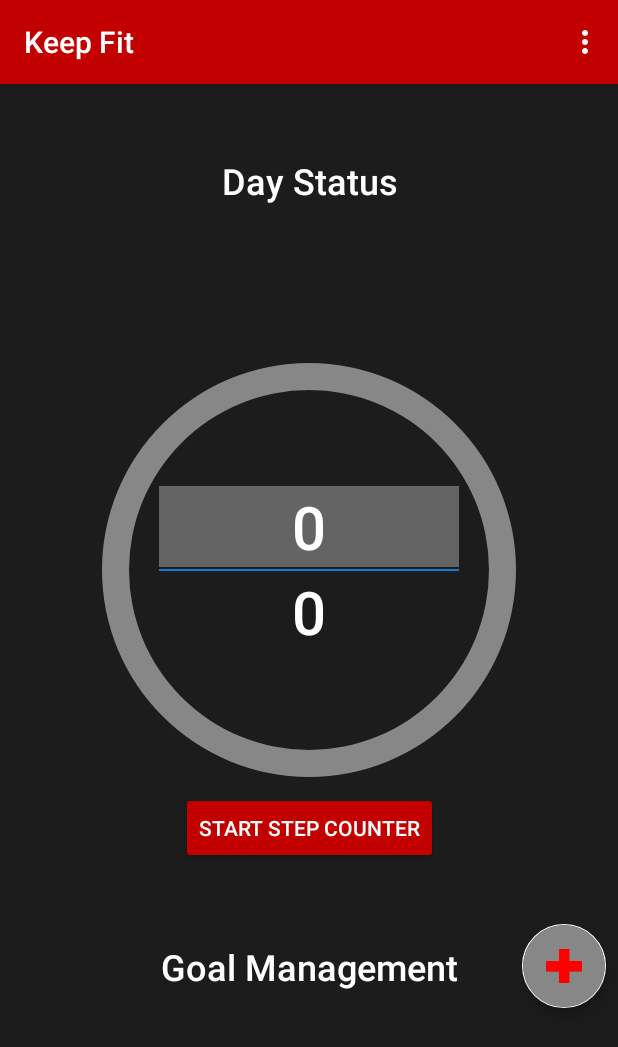
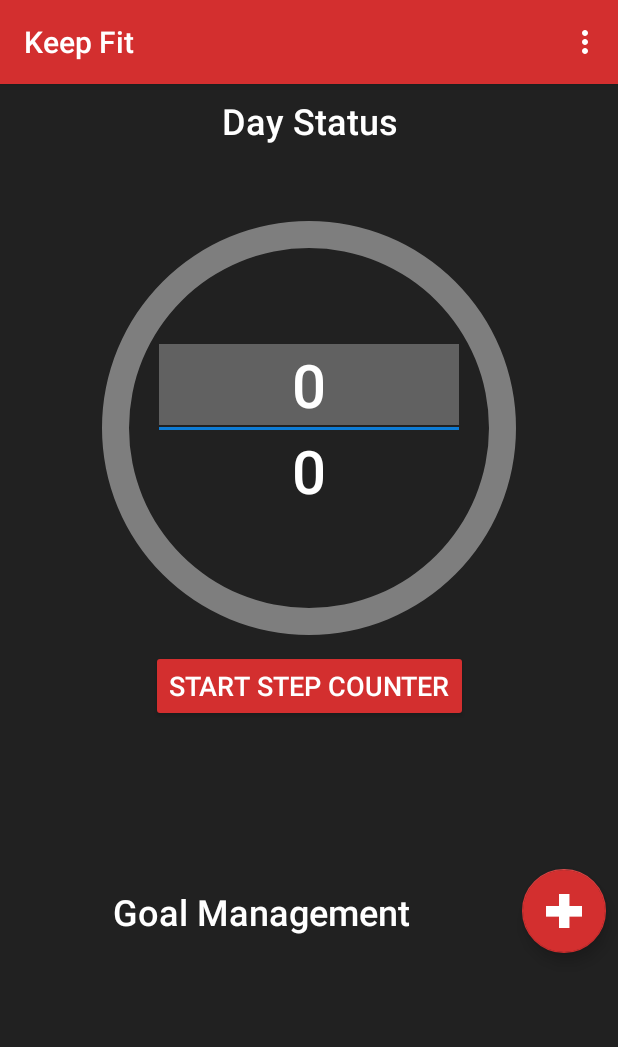
Before and after one commit to EanCo26/CotterIain_KeepFitApp, an Android app: the screen it shows after launch (MainActivity), on a phone screen of 412 x 824 dp. Shown: the top 1047 px of the screen. Run offline under Robolectric (Android 15) with nearby library versions, the phone set to English and light mode, and no system bars; our stand-ins replace Room's generated code.

Commit message:
UI changes
- made use of styles to streamline the input of xml and removed unnecessary lines
- fixed small bug where edit day status text would be set to old amount even if new day

```diff
--- a/app/src/main/java/me/uos/cotteriain_keepfitapp/MainActivity.java
+++ b/app/src/main/java/me/uos/cotteriain_keepfitapp/MainActivity.java
@@ -45,6 +45,7 @@ public class MainActivity extends AppCompatActivity implements GoalAdapter.GoalC
 
     private final String TAG = "My/" + MainActivity.class.getSimpleName();
 
+    private DateSystem dateSystem;
     private SharedData sharedData;
     private GoalDatabase goalDatabase;
     private HistoryDatabase historyDatabase;
@@ -60,7 +61,6 @@ public class MainActivity extends AppCompatActivity implements GoalAdapter.GoalC
     private EditText stepsEdit;
     private ProgressBar progressBar;
 
-    private DateSystem dateSystem;
 
     @Override
     protected void onCreate(Bundle savedInstanceState) {
@@ -71,6 +71,13 @@ public class MainActivity extends AppCompatActivity implements GoalAdapter.GoalC
         assignActivityElements();
         setRecyclerView();
         viewModelSetup();
+    }
+
+    @Override
+    protected void onResume() {
+        super.onResume();
+        boolean isGoalsEditable = sharedData.getBool(getString(R.string.setting_goals_editable), true);
+        goalAdapter.setEditable(isGoalsEditable);
     }
 
     private void assignActivityElements(){
@@ -92,6 +99,8 @@ public class MainActivity extends AppCompatActivity implements GoalAdapter.GoalC
 
     private void setStepsEdit(){
         //todo error appeared when number was exceedinly high - (java.lang.NumberFormatException: For input string: "6666000000")
+        steps = sharedData.getInt(getString(R.string.current_steps), 0);
+        stepsEdit.setText(Integer.toString(steps));
         stepsEdit.addTextChangedListener(new TextWatcher() {
             @Override
             public void beforeTextChanged(CharSequence s, int start, int count, int after) { }
@@ -122,13 +131,6 @@ public class MainActivity extends AppCompatActivity implements GoalAdapter.GoalC
         layoutManager.setOrientation(LinearLayoutManager.HORIZONTAL);
         recyclerView = (RecyclerView) findViewById(R.id.recycle_view);
         recyclerView.setLayoutManager(layoutManager);
-    }
-
-    @Override
-    protected void onResume() {
-        super.onResume();
-        boolean isGoalsEditable = sharedData.getBool(getString(R.string.setting_goals_editable), true);
-        goalAdapter.setEditable(isGoalsEditable);
     }
 
     private void viewModelSetup(){
@@ -315,10 +317,6 @@ public class MainActivity extends AppCompatActivity implements GoalAdapter.GoalC
 
     @Override
     public void onGoalClick(int itemIndex, GoalData goal){
-//        if(!currentDate.equals(oldDate)){
-//            sharedData.setString(getString(R.string.activity_date), currentDate);
-//        }
-
         int id = goal.getId();
         sharedData.setInt(getString(R.string.current_activity), id);
         activeGoal=goal;
--- a/app/src/main/res/drawable/empty_border.xml
+++ b/app/src/main/res/drawable/empty_border.xml
@@ -1,7 +1,7 @@
 <?xml version="1.0" encoding="utf-8"?>
 <shape xmlns:android="http://schemas.android.com/apk/res/android"
     android:shape="rectangle">
-    <solid android:color="@color/background_grey"/>
+    <solid android:color="@color/grey"/>
     <corners android:radius="10dp" />
     <padding android:left="10dp"
         android:right="10dp"
--- a/app/src/main/res/drawable/progress_circle.xml
+++ b/app/src/main/res/drawable/progress_circle.xml
@@ -5,7 +5,7 @@
     android:shape="ring"
             android:thicknessRatio="20"
             android:useLevel="false">
-            <solid android:color="@color/goal_grey" />
+            <solid android:color="@color/light_grey" />
         </shape>
     </item>
     <item>
--- a/app/src/main/res/drawable/selected_border.xml
+++ b/app/src/main/res/drawable/selected_border.xml
@@ -1,12 +1,12 @@
 <?xml version="1.0" encoding="utf-8"?>
 <shape xmlns:android="http://schemas.android.com/apk/res/android"
     android:shape="rectangle">
-    <solid android:color="@color/background_grey"/>
+    <solid android:color="@color/grey"/>
     <corners android:radius="10dp" />
     <padding android:left="10dp"
         android:right="10dp"
         android:top="10dp"
         android:bottom="10dp" />
     <stroke android:width="4dp"
-        android:color="@color/goal" />
+        android:color="@color/red" />
 </shape>
--- a/app/src/main/res/layout/activity_main.xml
+++ b/app/src/main/res/layout/activity_main.xml
@@ -4,59 +4,21 @@
     xmlns:tools="http://schemas.android.com/tools"
     android:layout_width="match_parent"
     android:layout_height="match_parent"
-    android:background="@color/background"
     android:orientation="vertical"
     tools:context=".MainActivity">
 
-    <TextView
-        android:layout_width="wrap_content"
+    <androidx.constraintlayout.widget.ConstraintLayout
+        android:id="@+id/day_status"
+        android:layout_width="0dp"
         android:layout_height="wrap_content"
-        style="@style/Text"
-        android:textAlignment="center"
-        android:textSize="24sp"
         app:layout_constraintStart_toStartOf="parent"
         app:layout_constraintEnd_toEndOf="parent"
-        app:layout_constraintTop_toTopOf="@id/add_goal"
-        app:layout_constraintBottom_toBottomOf="@id/add_goal"
-
-        android:text="Goal Management" />
-
-    <com.google.android.material.floatingactionbutton.FloatingActionButton
-        android:id="@+id/add_goal"
-        android:layout_width="wrap_content"
-        android:layout_height="wrap_content"
-        android:layout_margin="8dp"
-        android:clickable="true"
-        android:backgroundTint="@color/goal_grey"
-        android:src="@drawable/add_icon"
-        app:layout_constraintRight_toRightOf="@id/recycle_view"
-        app:layout_constraintBottom_toTopOf="@id/recycle_view" />
-
-    <androidx.recyclerview.widget.RecyclerView
-        android:id="@+id/recycle_view"
-        android:layout_width="match_parent"
-        android:layout_height="136dp"
-        android:layout_marginTop="8dp"
-        android:layout_marginBottom="8dp"
-        app:layout_constraintEnd_toEndOf="parent"
-        app:layout_constraintStart_toStartOf="parent"
-        app:layout_constraintBottom_toBottomOf="parent" />
-
-    <androidx.constraintlayout.widget.ConstraintLayout
-        android:layout_width="match_parent"
-        android:layout_height="wrap_content"
-        app:layout_constraintStart_toStartOf="parent"
-        app:layout_constraintTop_toTopOf="parent"
-        app:layout_constraintBottom_toTopOf="@id/add_goal">
+        app:layout_constraintTop_toTopOf="parent">
 
         <TextView
             android:id="@+id/title"
-            android:layout_width="wrap_content"
-            android:layout_height="32dp"
-            android:layout_margin="16dp"
-            style="@style/Text"
-            android:textAlignment="center"
-            android:textSize="24sp"
+            style="@style/Title"
+            android:layout_margin="8dp"
             app:layout_constraintEnd_toEndOf="parent"
             app:layout_constraintStart_toStartOf="parent"
             app:layout_constraintTop_toTopOf="parent"
@@ -64,24 +26,21 @@
 
         <TextView
             android:id="@+id/header"
-            android:layout_width="wrap_content"
-            android:layout_height="32dp"
+            style="@style/Text"
             android:layout_margin="8dp"
-            style="@style/Text"
-            android:textAlignment="center"
             app:layout_constraintEnd_toEndOf="parent"
             app:layout_constraintStart_toStartOf="parent"
-            app:layout_constraintTop_toBottomOf="@id/title"
+            app:layout_constraintTop_toBottomOf="@+id/title"
             tools:text="[GOAL NAME] - [GOAL]%" />
 
         <ProgressBar
             android:id="@+id/progress"
             android:layout_width="360dp"
             android:layout_height="280dp"
+            android:layout_margin="16dp"
             android:indeterminateOnly="false"
             android:max="100"
             android:progressDrawable="@drawable/progress_circle"
-            app:layout_constraintBottom_toBottomOf="parent"
             app:layout_constraintEnd_toEndOf="parent"
             app:layout_constraintStart_toStartOf="parent"
             app:layout_constraintTop_toBottomOf="@id/header"
@@ -90,7 +49,7 @@
         <ImageView
             android:id="@+id/divider"
             android:layout_width="200dp"
-            android:layout_height="1dp"
+            android:layout_height="2dp"
             android:background="@color/activity"
             app:layout_constraintEnd_toEndOf="@id/goal_number"
             app:layout_constraintStart_toStartOf="@id/goal_number"
@@ -99,15 +58,12 @@
 
         <EditText
             android:id="@+id/steps"
-            style="@style/Text"
+            style="@style/DisplayText"
             android:layout_width="0dp"
-            android:layout_height="wrap_content"
             android:layout_marginBottom="1dp"
             android:imeOptions="actionDone"
             android:inputType="number"
-            android:textSize="40sp"
-            android:textAlignment="center"
-            android:background="@color/background_grey"
+            android:background="@color/grey"
             app:layout_constraintBottom_toTopOf="@+id/divider"
             app:layout_constraintEnd_toEndOf="@+id/divider"
             app:layout_constraintStart_toStartOf="@+id/divider"
@@ -116,12 +72,7 @@
 
         <TextView
             android:id="@+id/goal_number"
-            style="@style/Text"
-            android:layout_width="wrap_content"
-            android:layout_height="wrap_content"
-            android:layout_below="@id/steps"
-            android:textAlignment="center"
-            android:textSize="40sp"
+            style="@style/DisplayText"
             app:layout_constraintEnd_toEndOf="@+id/progress"
             app:layout_constraintStart_toStartOf="@+id/progress"
             app:layout_constraintTop_toBottomOf="@+id/divider"
@@ -130,15 +81,42 @@
 
         <Button
             android:id="@+id/counter_button"
-            android:layout_width="wrap_content"
-            android:layout_height="wrap_content"
+            style="@style/Text"
             android:layout_margin="8dp"
             app:layout_constraintStart_toStartOf="parent"
             app:layout_constraintEnd_toEndOf="parent"
             app:layout_constraintTop_toBottomOf="@id/progress"
             app:layout_constraintBottom_toBottomOf="parent"
             android:backgroundTint="@color/red"
-            android:textColor="@color/white"
             android:text="Start Step Counter"/>
     </androidx.constraintlayout.widget.ConstraintLayout>
+
+    <com.google.android.material.floatingactionbutton.FloatingActionButton
+        android:id="@+id/add_goal"
+        android:layout_width="wrap_content"
+        android:layout_height="wrap_content"
+        android:layout_margin="8dp"
+        android:src="@drawable/add_icon"
+        android:tint="@color/white"
+        app:layout_constraintRight_toRightOf="@id/recycle_view"
+        app:layout_constraintBottom_toTopOf="@id/recycle_view"
+        app:layout_constraintTop_toBottomOf="@+id/day_status"/>
+
+    <TextView
+        style="@style/Title"
+        app:layout_constraintStart_toStartOf="parent"
+        app:layout_constraintEnd_toStartOf="@+id/add_goal"
+        app:layout_constraintTop_toTopOf="@id/add_goal"
+        app:layout_constraintBottom_toBottomOf="@id/add_goal"
+        android:text="Goal Management" />
+
+    <androidx.recyclerview.widget.RecyclerView
+        android:id="@+id/recycle_view"
+        android:layout_width="match_parent"
+        android:layout_height="wrap_content"
+        android:padding="8dp"
+        app:layout_constraintStart_toStartOf="parent"
+        app:layout_constraintEnd_toEndOf="parent"
+        app:layout_constraintTop_toBottomOf="@+id/add_goal"
+        app:layout_constraintBottom_toBottomOf="parent" />
 </androidx.constraintlayout.widget.ConstraintLayout>
--- a/app/src/main/res/values/colors.xml
+++ b/app/src/main/res/values/colors.xml
@@ -1,19 +1,13 @@
 <?xml version="1.0" encoding="utf-8"?>
 <resources>
-    <color name="purple_200">#FFBB86FC</color>
-    <color name="purple_500">#FF6200EE</color>
-    <color name="purple_700">#FF3700B3</color>
-    <color name="teal_200">#FF03DAC5</color>
-    <color name="teal_700">#FF018786</color>
     <color name="black">#FF000000</color>
     <color name="white">#FFFFFFFF</color>
-    <color name="red">#C30000</color>
-    <color name="dark_red">#970000</color>
-    <color name="background_grey">#646464</color>
-    <color name="background">#1C1C1C</color>
-    <color name="goal_grey">#878787</color>
-    <color name="border_empty">#CCCCCC</color>
+    <color name="red">#D32F2F</color>
+    <color name="dark_red">#A12222</color>
+    <color name="light_grey">#7E7E7E</color>
+    <color name="grey">#616161</color>
+    <color name="background">#212121</color>
+    <color name="border_empty">#eeeeee</color>
     <color name="goal">#FF9800</color>
     <color name="activity">#0D7CD5</color>
-    <color name="light_activity">#2FA0FF</color>
 </resources>
--- a/app/src/main/res/values/style.xml
+++ b/app/src/main/res/values/style.xml
@@ -1,17 +1,30 @@
 <?xml version="1.0" encoding="utf-8"?>
 <resources>
+    <style name="AppTheme" parent="Theme.AppCompat.Light.DarkActionBar">
+        <item name="colorPrimary">@color/red</item>
+        <item name="colorPrimaryDark">@color/dark_red</item>
+        <item name="colorAccent">@color/red</item>
+        <item name="background">@color/background</item>
+        <item name="android:windowBackground">@color/background</item>
+        <item name="android:colorBackground">@color/background</item>
+    </style>
+
     <style name="Text">
         <item name="android:layout_width">wrap_content</item>
         <item name="android:layout_height">wrap_content</item>
-        <item name="android:textColor">@color/white</item>
         <item name="android:fontFamily">sans-serif-light</item>
         <item name="android:textStyle">bold</item>
         <item name="android:textSize">18sp</item>
+        <item name="android:textColor">@color/white</item>
+        <item name="android:textAlignment">center</item>
     </style>
-
-    <style name="AppTheme" parent="Theme.AppCompat.Light.DarkActionBar">
-        <item name="colorPrimary">@color/red</item>
-        <item name="colorPrimaryDark">@color/dark_red</item>
-        <item name="colorAccent">@color/white</item>
+    <style name="Title" parent="Text">
+        <item name="android:textSize">24sp</item>
+    </style>
+    <style name="DisplayText" parent="Text">
+        <item name="android:textSize">40sp</item>
+    </style>
+    <style name="GoalText" parent="Text">
+        <item name="android:textSize">14sp</item>
     </style>
 </resources>
```
Also changed, not shown: app/src/main/res/anim/slide_in_left.xml (deleted, +0 -7 lines), app/src/main/res/anim/slide_in_right.xml (deleted, +0 -8 lines), app/src/main/res/anim/slide_out_left.xml (deleted, +0 -7 lines), app/src/main/res/anim/slide_out_right.xml (deleted, +0 -8 lines), app/src/main/res/layout/activity_history.xml (+3 -6 lines), app/src/main/res/layout/activity_settings.xml (+5 -15 lines), app/src/main/res/layout/edit_popup.xml (+0 -16 lines), app/src/main/res/layout/goal_element.xml (+17 -22 lines), app/src/main/res/layout/history_element.xml (+22 -33 lines), app/src/main/res/drawable/bin_icon.png (renamed from app/src/main/res/drawable/bin.png), app/src/main/res/drawable/info_icon.png (deleted).
